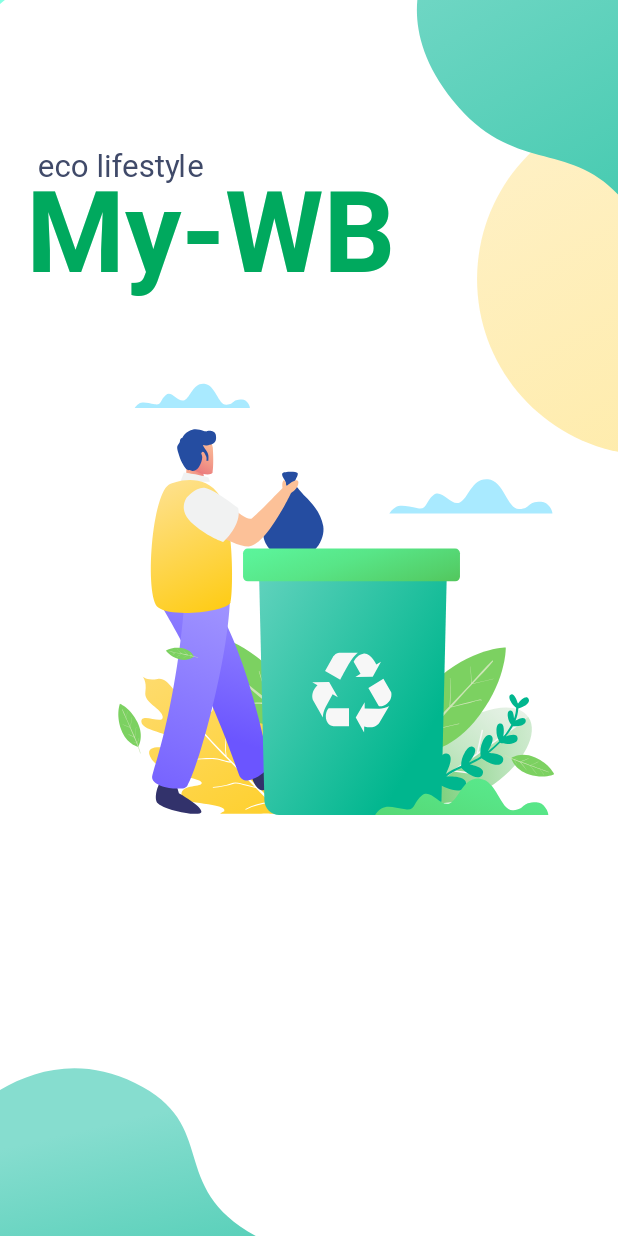
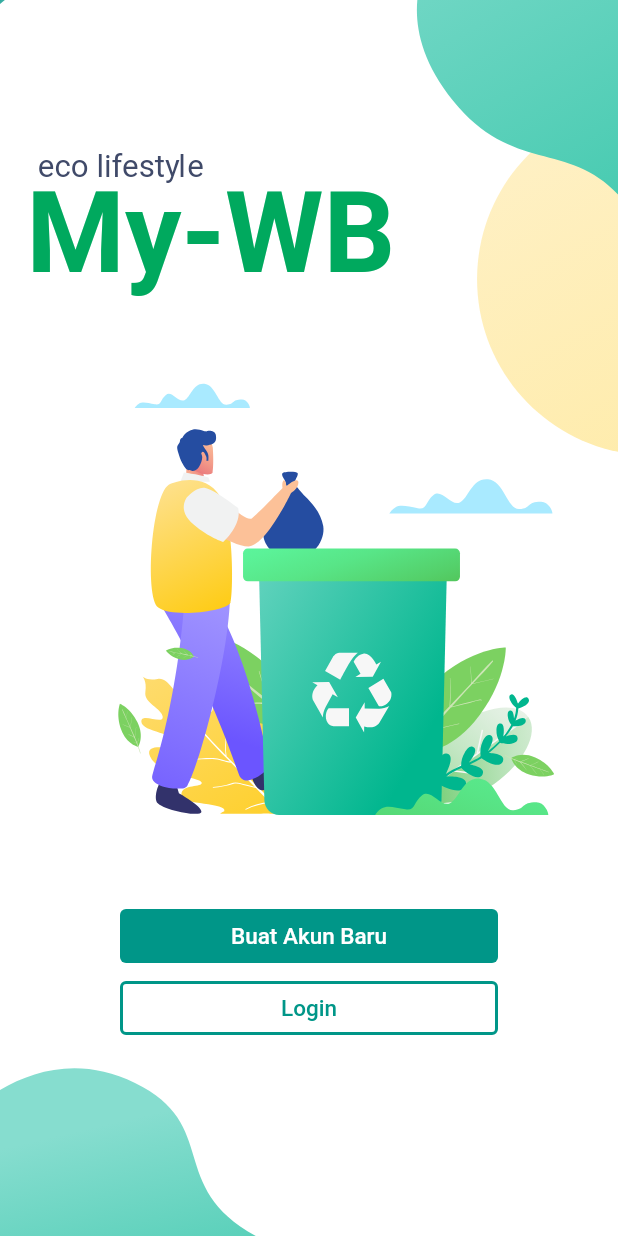
Before and after one commit to faishalyb/flutter_final_submission, a Flutter app: the screen it shows after launch, swiped to page 3, on a phone screen of 412 x 824 dp. Run offline on Flutter 3.47's test engine with Material 2 defaults, Android fonts, the phone set to English and light mode, and no system bars; our stand-ins replace flutter_svg.

Commit message:
page view (next)

```diff
--- a/lib/onboarding_screen.dart
+++ b/lib/onboarding_screen.dart
@@ -10,7 +10,7 @@ class Onboarding_Screen extends StatelessWidget {
   @override
   Widget build(BuildContext context) {
     return Scaffold(
-      backgroundColor: Colors.tealAccent,
+      backgroundColor: Colors.teal,
       body: SafeArea(
         child: PageView(
           children: <Widget>[
@@ -25,6 +25,27 @@ class Onboarding_Screen extends StatelessWidget {
                         height: MediaQuery.of(context).size.height,
                         fit: BoxFit.cover,
                       )
+                  ),
+                  Container(
+                    padding: EdgeInsets.only(top: 700,left: 70, right: 70),
+                    child: Column(
+                      crossAxisAlignment: CrossAxisAlignment.stretch,
+                      children: <Widget>[
+                        TextButton(
+                          style: TextButton.styleFrom(backgroundColor: Colors.orange),
+                          onPressed: () {},
+                          child: Text(
+                            "Berikutnya",
+                            textAlign: TextAlign.center,
+                            style: TextStyle(
+                                color: Colors.white,
+                                fontSize: 18,
+                                fontFamily: "Gabarito"
+                            ),
+                          ),
+                        ),
+                      ],
+                    ),
                   )
                 ],
               ),
@@ -40,6 +61,27 @@ class Onboarding_Screen extends StatelessWidget {
                         height: MediaQuery.of(context).size.height,
                         fit: BoxFit.cover,
                       )
+                  ),
+                  Container(
+                    padding: EdgeInsets.only(top: 700,left: 70, right: 70),
+                    child: Column(
+                      crossAxisAlignment: CrossAxisAlignment.stretch,
+                      children: <Widget>[
+                        TextButton(
+                          style: TextButton.styleFrom(backgroundColor: Colors.orange),
+                          onPressed: () {},
+                          child: Text(
+                            "Berikutnya",
+                            textAlign: TextAlign.center,
+                            style: TextStyle(
+                                color: Colors.white,
+                                fontSize: 18,
+                                fontFamily: "Gabarito"
+                            ),
+                          ),
+                        ),
+                      ],
+                    ),
                   )
                 ],
               ),
@@ -55,16 +97,51 @@ class Onboarding_Screen extends StatelessWidget {
                         height: MediaQuery.of(context).size.height,
                         fit: BoxFit.cover,
                       )
+                  ),
+                  Container(
+                    margin: EdgeInsets.only(top: 600,left: 80, right: 80),
+                    child: Column(
+                      crossAxisAlignment: CrossAxisAlignment.stretch,
+                      children: <Widget>[
+                        TextButton(
+                          style: TextButton.styleFrom(backgroundColor: Colors.teal),
+                          onPressed: () {},
+                          child: Text(
+                            "Buat Akun Baru",
+                            textAlign: TextAlign.center,
+                            style: TextStyle(
+                              color: Colors.white,
+                              fontSize: 15
+                            ),
+                          ),
+                        ),
+                        OutlinedButton(
+                          style: OutlinedButton.styleFrom(
+                            side: BorderSide(color: Colors.teal, width: 2)
+                          ),
+                            onPressed: () {
+                              Navigator.push(context, MaterialPageRoute(builder: (context){
+                                return Login_Screen();
+                              }));
+                            },
+                            child: Text(
+                              "Login",
+                              style: TextStyle(
+                                color: Colors.teal,
+                                fontSize: 15
+                              ),
+                            )
+                        )
+                      ],
+                    ),
                   )
                 ],
               ),
             ),
-            Container(
 
-            ),
           ],
         ),
-      )
+      ),
     );
   }
 }
```
